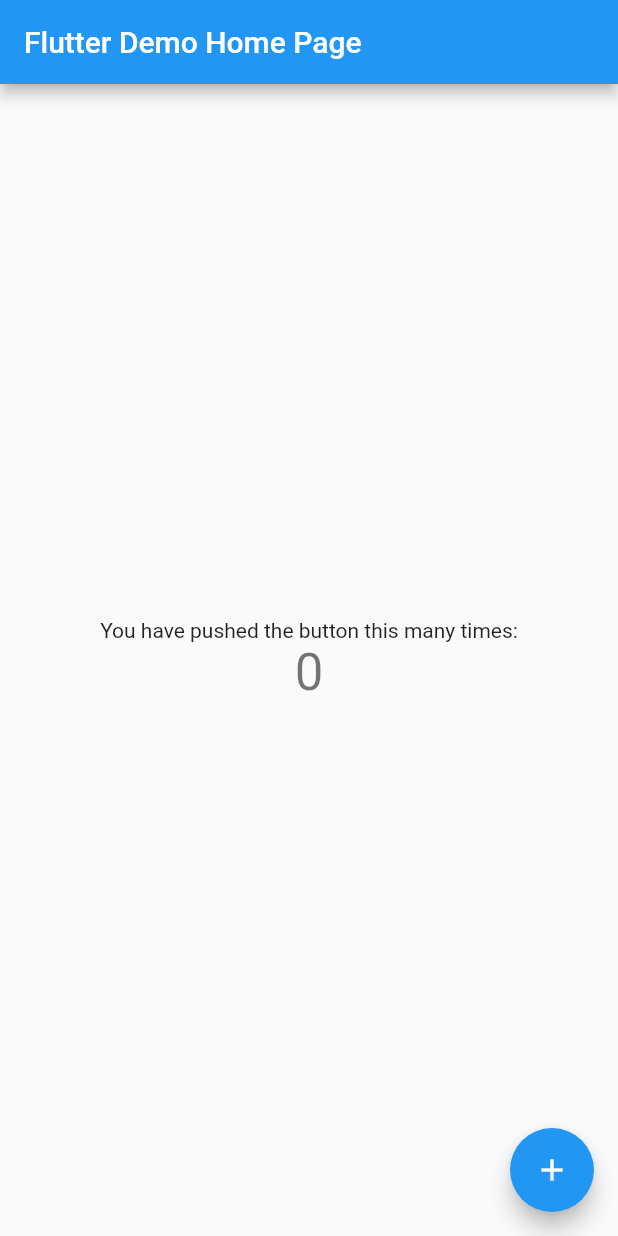
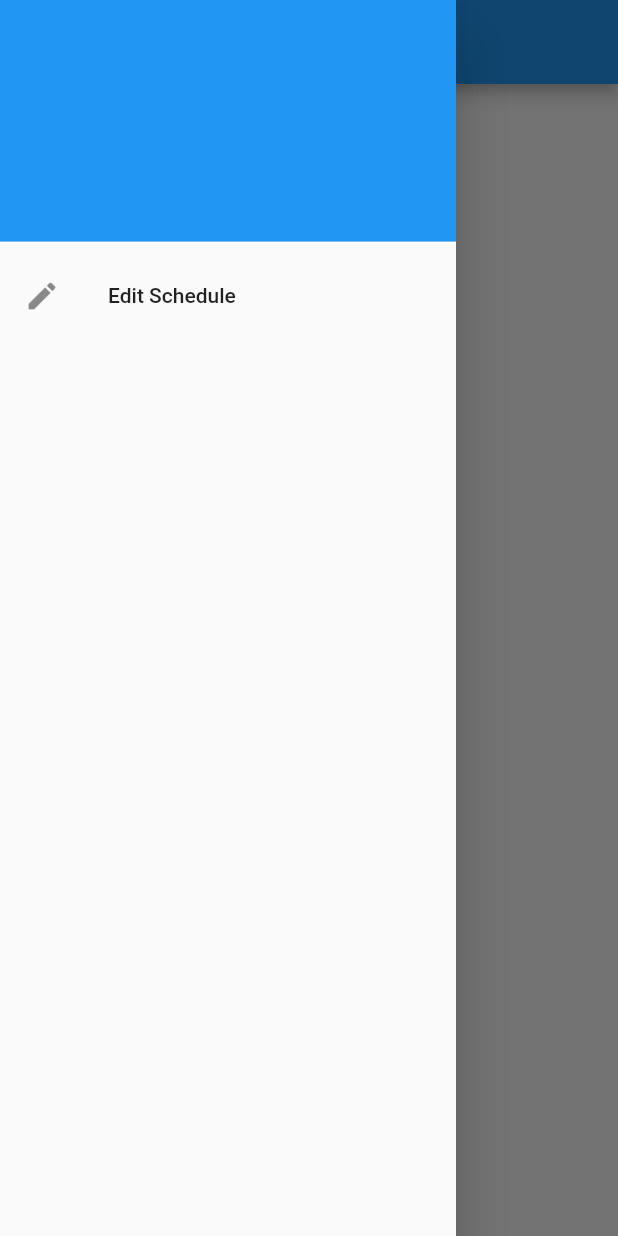
Before and after one commit to harshwall/schedule_manager, a Flutter app: the screen it shows after launch, with the side drawer open (before the commit the screen has no drawer), on a phone screen of 412 x 824 dp. Run offline on Flutter 3.47's test engine with Material 2 defaults, Android fonts, the phone set to English and light mode, and no system bars.

Commit message:
Edit schedule under work

```diff
--- a/lib/main.dart
+++ b/lib/main.dart
@@ -1,4 +1,5 @@
 import 'package:flutter/material.dart';
+import 'package:schedule_manager/screens/homePage.dart';
 
 void main() => runApp(MyApp());
 
@@ -7,6 +8,7 @@ class MyApp extends StatelessWidget {
   @override
   Widget build(BuildContext context) {
     return MaterialApp(
+      debugShowCheckedModeBanner: false,
       title: 'Flutter Demo',
       theme: ThemeData(
         // This is the theme of your application.
@@ -20,92 +22,7 @@ class MyApp extends StatelessWidget {
         // is not restarted.
         primarySwatch: Colors.blue,
       ),
-      home: MyHomePage(title: 'Flutter Demo Home Page'),
+      home: HomePage(),
     );
   }
 }
-
-class MyHomePage extends StatefulWidget {
-  MyHomePage({Key key, this.title}) : super(key: key);
-
-  // This widget is the home page of your application. It is stateful, meaning
-  // that it has a State object (defined below) that contains fields that affect
-  // how it looks.
-
-  // This class is the configuration for the state. It holds the values (in this
-  // case the title) provided by the parent (in this case the App widget) and
-  // used by the build method of the State. Fields in a Widget subclass are
-  // always marked "final".
-
-  final String title;
-
-  @override
-  _MyHomePageState createState() => _MyHomePageState();
-}
-
-class _MyHomePageState extends State<MyHomePage> {
-  int _counter = 0;
-
-  void _incrementCounter() {
-    setState(() {
-      // This call to setState tells the Flutter framework that something has
-      // changed in this State, which causes it to rerun the build method below
-      // so that the display can reflect the updated values. If we changed
-      // _counter without calling setState(), then the build method would not be
-      // called again, and so nothing would appear to happen.
-      _counter++;
-    });
-  }
-
-  @override
-  Widget build(BuildContext context) {
-    // This method is rerun every time setState is called, for instance as done
-    // by the _incrementCounter method above.
-    //
-    // The Flutter framework has been optimized to make rerunning build methods
-    // fast, so that you can just rebuild anything that needs updating rather
-    // than having to individually change instances of widgets.
-    return Scaffold(
-      appBar: AppBar(
-        // Here we take the value from the MyHomePage object that was created by
-        // the App.build method, and use it to set our appbar title.
-        title: Text(widget.title),
-      ),
-      body: Center(
-        // Center is a layout widget. It takes a single child and positions it
-        // in the middle of the parent.
-        child: Column(
-          // Column is also a layout widget. It takes a list of children and
-          // arranges them vertically. By default, it sizes itself to fit its
-          // children horizontally, and tries to be as tall as its parent.
-          //
-          // Invoke "debug painting" (press "p" in the console, choose the
-          // "Toggle Debug Paint" action from the Flutter Inspector in Android
-          // Studio, or the "Toggle Debug Paint" command in Visual Studio Code)
-          // to see the wireframe for each widget.
-          //
-          // Column has various properties to control how it sizes itself and
-          // how it positions its children. Here we use mainAxisAlignment to
-          // center the children vertically; the main axis here is the vertical
-          // axis because Columns are vertical (the cross axis would be
-          // horizontal).
-          mainAxisAlignment: MainAxisAlignment.center,
-          children: <Widget>[
-            Text(
-              'You have pushed the button this many times:',
-            ),
-            Text(
-              '$_counter',
-              style: Theme.of(context).textTheme.display1,
-            ),
-          ],
-        ),
-      ),
-      floatingActionButton: FloatingActionButton(
-        onPressed: _incrementCounter,
-        tooltip: 'Increment',
-        child: Icon(Icons.add),
-      ), // This trailing comma makes auto-formatting nicer for build methods.
-    );
-  }
-}
--- /dev/null
+++ b/lib/screens/homePage.dart
@@ -0,0 +1,44 @@
+import 'package:flutter/material.dart';
+import 'package:schedule_manager/screens/editSchedule.dart';
+class HomePage extends StatefulWidget {
+  @override
+  _HomePageState createState() => _HomePageState();
+}
+
+class _HomePageState extends State<HomePage> {
+  @override
+  Widget build(BuildContext context) {
+    return Scaffold(
+      appBar: AppBar(
+        title: Text('Home'),
+      ),
+      drawer: Drawer(
+        child: ListView(
+          children: <Widget>[
+            UserAccountsDrawerHeader(
+//              accountEmail: Text(_user.email),
+//              accountName: Text(_user.name),
+//              currentAccountPicture: Container(
+////								child: Image.network(userDetails.photoUrl),
+//                decoration: _user.photoUrl==null?BoxDecoration():BoxDecoration(
+//                    shape: BoxShape.circle,
+//                    image: DecorationImage(
+//                        fit: BoxFit.fill,
+//                        image: NetworkImage(_user.photoUrl)
+//                    )
+//                ),
+//              ),
+            ),
+            ListTile(
+              leading: Icon(Icons.edit),
+              title: Text('Edit Schedule'),
+              onTap: () {
+                Navigator.of(context).push(MaterialPageRoute(builder: (BuildContext context)=>EditSchedule()));
+              },
+            ),
+          ],
+        ),
+      ),
+    );
+  }
+}
--- a/pubspec.yaml
+++ b/pubspec.yaml
@@ -23,6 +23,8 @@ dependencies:
   # The following adds the Cupertino Icons font to your application.
   # Use with the CupertinoIcons class for iOS style icons.
   cupertino_icons: ^0.1.2
+  datetime_picker_formfield: ^1.0.0
+
 
 dev_dependencies:
   flutter_test:
```
Also changed, not shown: lib/screens/editSchedule.dart (+103 -0 lines).
